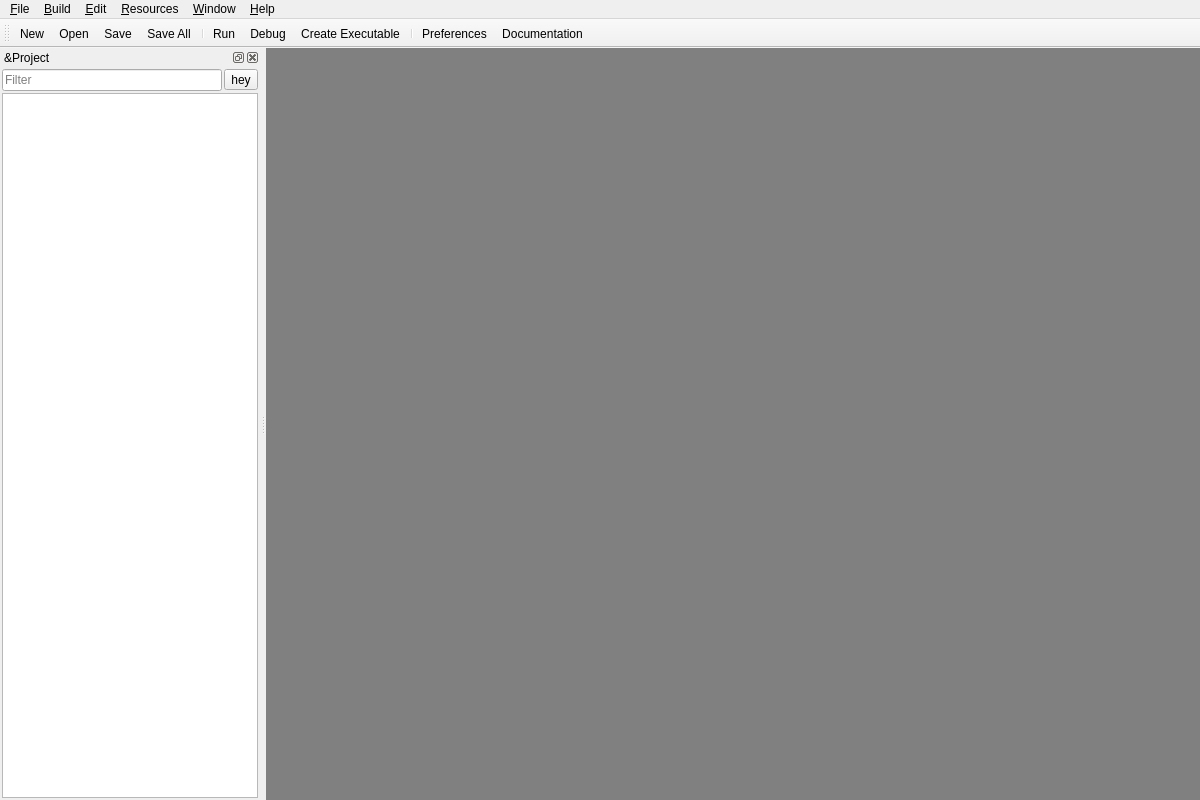
Qt form MainWindow.ui (enigma-dev/RadialGM) before a commit.
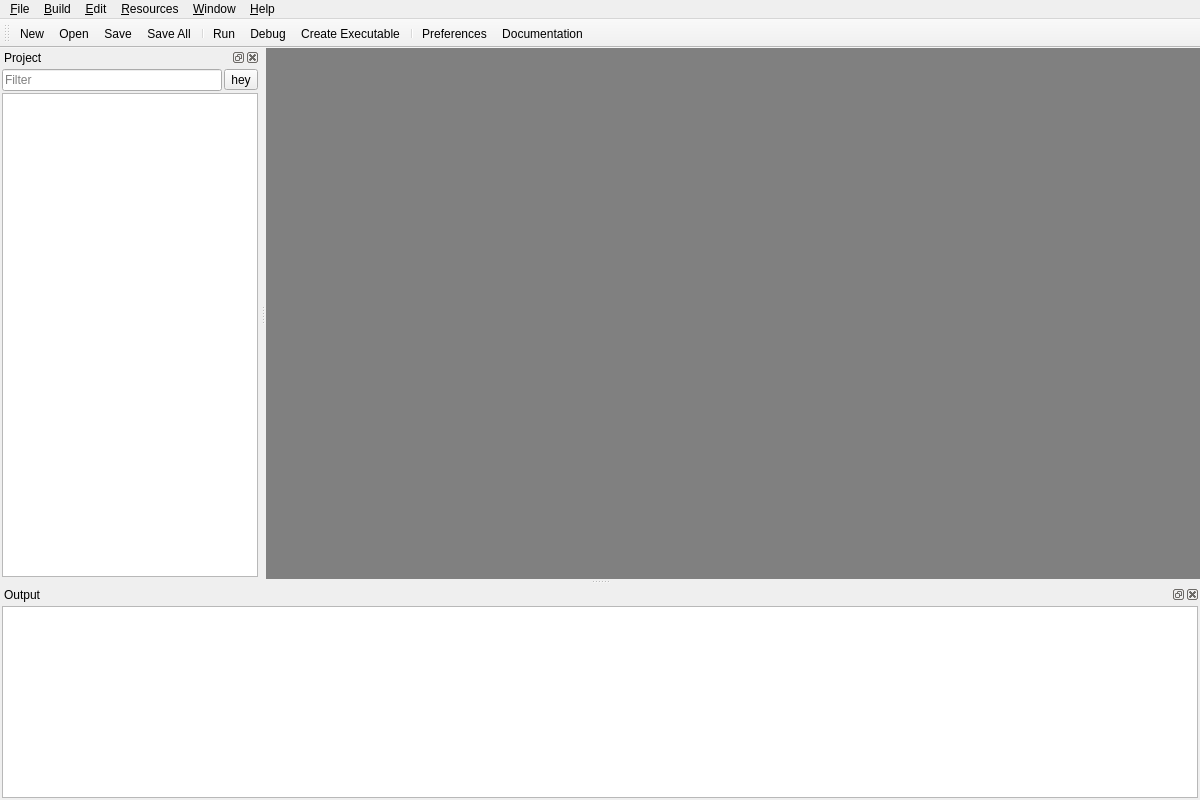
The same form after that commit. Icons and pictures are not drawn.

Commit message: add output window

What changed in the file:
```diff
--- a/MainWindow.ui
+++ b/MainWindow.ui
@@ -187,6 +187,45 @@
    <addaction name="actionPreferences"/>
    <addaction name="actionDocumentation"/>
   </widget>
+  <widget class="QDockWidget" name="outputDockWidget">
+   <property name="floating">
+    <bool>false</bool>
+   </property>
+   <property name="features">
+    <set>QDockWidget::AllDockWidgetFeatures</set>
+   </property>
+   <property name="allowedAreas">
+    <set>Qt::AllDockWidgetAreas</set>
+   </property>
+   <property name="windowTitle">
+    <string>Output</string>
+   </property>
+   <attribute name="dockWidgetArea">
+    <number>8</number>
+   </attribute>
+   <widget class="QWidget" name="outputDockWidgetContents">
+    <layout class="QVBoxLayout" name="verticalLayout_3">
+     <property name="spacing">
+      <number>2</number>
+     </property>
+     <property name="leftMargin">
+      <number>2</number>
+     </property>
+     <property name="topMargin">
+      <number>2</number>
+     </property>
+     <property name="rightMargin">
+      <number>2</number>
+     </property>
+     <property name="bottomMargin">
+      <number>2</number>
+     </property>
+     <item>
+      <widget class="QTextBrowser" name="outputTextBrowser"/>
+     </item>
+    </layout>
+   </widget>
+  </widget>
   <widget class="QDockWidget" name="treeDockWidget">
    <property name="autoFillBackground">
     <bool>false</bool>
@@ -195,7 +234,7 @@
     <set>Qt::AllDockWidgetAreas</set>
    </property>
    <property name="windowTitle">
-    <string>&amp;Project</string>
+    <string>Project</string>
    </property>
    <attribute name="dockWidgetArea">
     <number>1</number>
```
Left out of the diff: 8 changed lines with no effect on the pictures. The commit also changes 2 other files.
